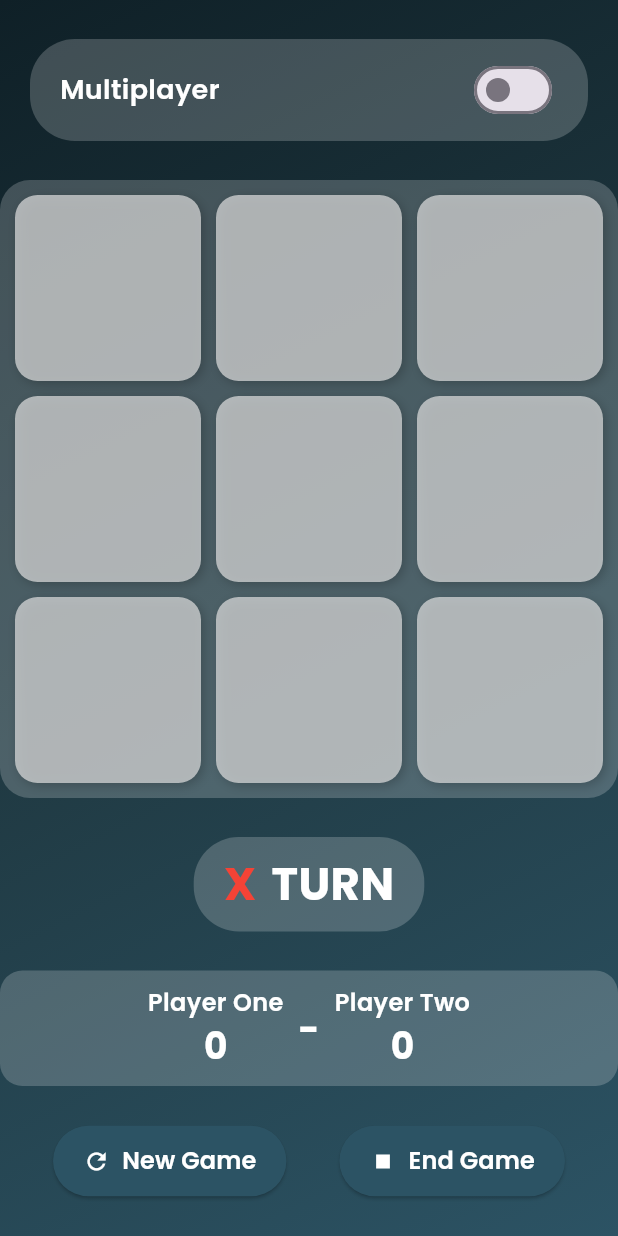
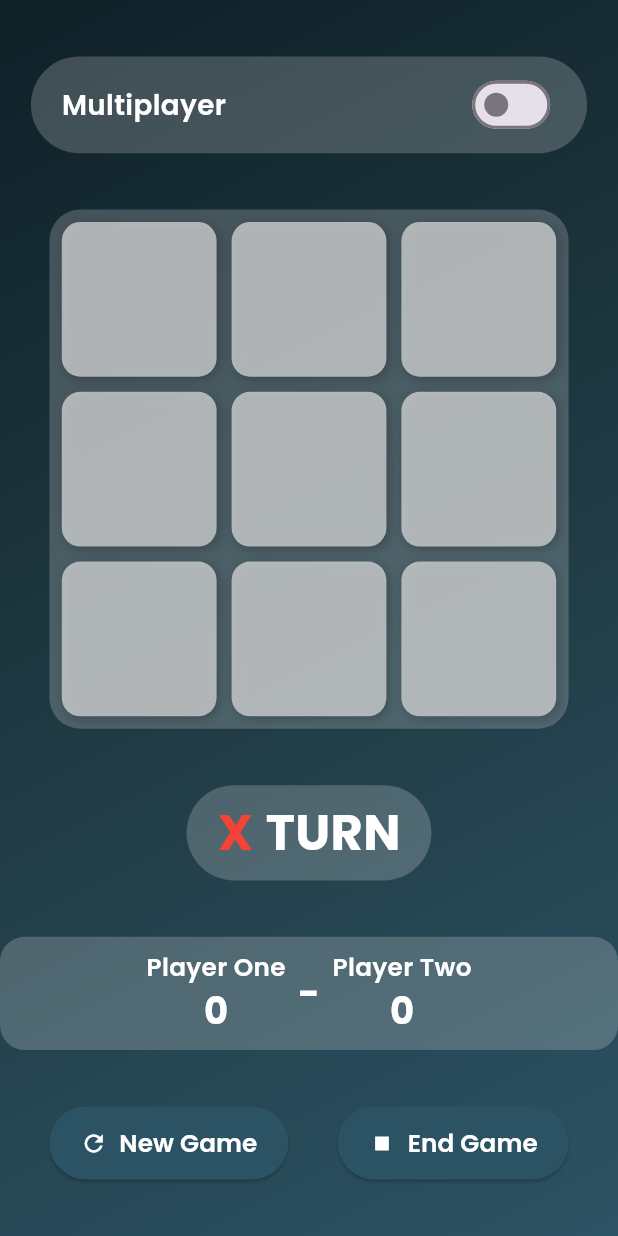
Before and after one commit to h0996g/tictactoeFir, a Flutter app: the Offline screen opened directly, on a phone screen of 412 x 824 dp. Run offline on Flutter 3.47's test engine with Material 3 defaults, Android fonts, the phone set to English and light mode, and no system bars; our stand-ins replace bloc, cloud_firestore, conditional_builder_null_safety, firebase_core, flutter_bloc, fluttertoast and 1 more; accounts and stored records are empty.

Commit message:
responsive fix

```diff
--- a/lib/offline/game.dart
+++ b/lib/offline/game.dart
@@ -1,4 +1,5 @@
 import 'package:flutter/material.dart';
+import 'package:flutter/widgets.dart';
 import 'package:flutter_bloc/flutter_bloc.dart';
 import 'package:google_fonts/google_fonts.dart';
 import 'package:tictactoefir/offline/cubit/logic_cubit.dart';
@@ -9,13 +10,23 @@ class Offline extends StatelessWidget {
 
   @override
   Widget build(BuildContext context) {
+    final Size screenSize = MediaQuery.of(context).size;
+    final double width = screenSize.width;
+    final double height = screenSize.height;
+
     return Scaffold(
-      body: Container(
+      body: LayoutBuilder(
+        builder: (BuildContext context, BoxConstraints constraints) {
+          return Container(
             decoration: const BoxDecoration(
               gradient: LinearGradient(
                 begin: Alignment.topLeft,
                 end: Alignment.bottomRight,
-            colors: [Color(0xFF0F2027), Color(0xFF203A43), Color(0xFF2C5364)],
+                colors: [
+                  Color(0xFF0F2027),
+                  Color(0xFF203A43),
+                  Color(0xFF2C5364)
+                ],
               ),
             ),
             child: SafeArea(
@@ -24,30 +35,50 @@ class Offline extends StatelessWidget {
                   // TODO: implement listener
                 },
                 builder: (context, state) {
-              return Column(
+                  return SingleChildScrollView(
+                    child: ConstrainedBox(
+                      constraints: BoxConstraints(
+                        minHeight: constraints.maxHeight -
+                            MediaQuery.of(context).padding.top,
+                      ),
+                      child: IntrinsicHeight(
+                        child: Column(
                           mainAxisAlignment: MainAxisAlignment.spaceEvenly,
                           children: [
-                  _buildMultiplayerToggle(context),
-                  _buildGameBoard(context),
-                  _buildTurnIndicator(context),
-                  _buildScoreBoard(context),
-                  _buildActionButtons(context),
+                            SizedBox(height: height * 0.02),
+                            _buildMultiplayerToggle(context, width, height),
+                            SizedBox(height: height * 0.02),
+                            _buildGameBoard(context, width),
+                            SizedBox(height: height * 0.02),
+                            _buildTurnIndicator(context, width),
+                            SizedBox(height: height * 0.02),
+                            _buildScoreBoard(context, width),
+                            SizedBox(height: height * 0.02),
+                            _buildActionButtons(context, width),
+                            SizedBox(height: height * 0.02),
                           ],
+                        ),
+                      ),
+                    ),
                   );
                 },
               ),
             ),
+          );
+        },
       ),
     );
   }
 
-  Widget _buildMultiplayerToggle(BuildContext context) {
+  Widget _buildMultiplayerToggle(
+      BuildContext context, double width, double height) {
     return Container(
-      margin: const EdgeInsets.symmetric(horizontal: 20),
-      padding: const EdgeInsets.symmetric(horizontal: 20, vertical: 10),
+      margin: EdgeInsets.symmetric(horizontal: width * 0.05),
+      padding: EdgeInsets.symmetric(
+          horizontal: width * 0.05, vertical: height * 0.01),
       decoration: BoxDecoration(
         color: Colors.white.withOpacity(0.2),
-        borderRadius: BorderRadius.circular(30),
+        borderRadius: BorderRadius.circular(width * 0.08),
       ),
       child: Row(
         mainAxisAlignment: MainAxisAlignment.spaceBetween,
@@ -56,7 +87,7 @@ class Offline extends StatelessWidget {
             'Multiplayer',
             style: GoogleFonts.poppins(
               color: Colors.white,
-              fontSize: 18,
+              fontSize: width * 0.045,
               fontWeight: FontWeight.w600,
             ),
           ),
@@ -73,13 +104,16 @@ class Offline extends StatelessWidget {
     );
   }
 
-  Widget _buildGameBoard(BuildContext context) {
+  Widget _buildGameBoard(BuildContext context, double width) {
     return Container(
-      padding: const EdgeInsets.all(10),
+      padding: EdgeInsets.all(width * 0.02),
       decoration: BoxDecoration(
         color: Colors.white.withOpacity(0.2),
-        borderRadius: BorderRadius.circular(20),
+        borderRadius: BorderRadius.circular(width * 0.05),
       ),
+      child: SizedBox(
+        width: width * 0.8,
+        height: width * 0.8,
         child: GridView.builder(
           shrinkWrap: true,
           physics: const NeverScrollableScrollPhysics(),
@@ -91,13 +125,14 @@ class Offline extends StatelessWidget {
           ),
           itemCount: 9,
           itemBuilder: (context, index) {
-          return _buildGameTile(context, index);
+            return _buildGameTile(context, index, width);
           },
+        ),
       ),
     );
   }
 
-  Widget _buildGameTile(BuildContext context, int index) {
+  Widget _buildGameTile(BuildContext context, int index, double width) {
     return GestureDetector(
       onTap: () {
         if (LogicCubit.get(context).listButton[index].enabled) {
@@ -109,7 +144,7 @@ class Offline extends StatelessWidget {
         duration: const Duration(milliseconds: 300),
         decoration: BoxDecoration(
           color: LogicCubit.get(context).listButton[index].clr.withOpacity(0.7),
-          borderRadius: BorderRadius.circular(15),
+          borderRadius: BorderRadius.circular(width * 0.03),
           boxShadow: [
             BoxShadow(
               color: Colors.black.withOpacity(0.2),
@@ -123,7 +158,7 @@ class Offline extends StatelessWidget {
             LogicCubit.get(context).listButton[index].str,
             style: GoogleFonts.poppins(
               color: Colors.white,
-              fontSize: 60.0,
+              fontSize: width * 0.15,
               fontWeight: FontWeight.bold,
             ),
           ),
@@ -132,12 +167,13 @@ class Offline extends StatelessWidget {
     );
   }
 
-  Widget _buildTurnIndicator(BuildContext context) {
+  Widget _buildTurnIndicator(BuildContext context, double width) {
     return Container(
-      padding: const EdgeInsets.symmetric(horizontal: 20, vertical: 10),
+      padding: EdgeInsets.symmetric(
+          horizontal: width * 0.05, vertical: width * 0.02),
       decoration: BoxDecoration(
         color: Colors.white.withOpacity(0.2),
-        borderRadius: BorderRadius.circular(30),
+        borderRadius: BorderRadius.circular(width * 0.08),
       ),
       child: Row(
         mainAxisSize: MainAxisSize.min,
@@ -146,16 +182,16 @@ class Offline extends StatelessWidget {
             LogicCubit.get(context).turn ? 'X' : 'O',
             style: GoogleFonts.poppins(
               color: LogicCubit.get(context).xomessage,
-              fontSize: 30,
+              fontSize: width * 0.08,
               fontWeight: FontWeight.bold,
             ),
           ),
-          const SizedBox(width: 10),
+          SizedBox(width: width * 0.02),
           Text(
             'TURN',
             style: GoogleFonts.poppins(
               color: Colors.white,
-              fontSize: 30,
+              fontSize: width * 0.08,
               fontWeight: FontWeight.bold,
             ),
           ),
@@ -164,42 +200,45 @@ class Offline extends StatelessWidget {
     );
   }
 
-  Widget _buildScoreBoard(BuildContext context) {
+  Widget _buildScoreBoard(BuildContext context, double width) {
     return Container(
-      padding: const EdgeInsets.symmetric(horizontal: 20, vertical: 10),
+      padding: EdgeInsets.symmetric(
+          horizontal: width * 0.05, vertical: width * 0.02),
       decoration: BoxDecoration(
         color: Colors.white.withOpacity(0.2),
-        borderRadius: BorderRadius.circular(15),
+        borderRadius: BorderRadius.circular(width * 0.04),
       ),
       child: Row(
         mainAxisAlignment: MainAxisAlignment.center,
         children: [
-          _buildPlayerScore('Player One', LogicCubit.get(context).xcount),
+          _buildPlayerScore(
+              'Player One', LogicCubit.get(context).xcount, width),
           Padding(
-            padding: const EdgeInsets.symmetric(horizontal: 10),
+            padding: EdgeInsets.symmetric(horizontal: width * 0.02),
             child: Text(
               '-',
               style: GoogleFonts.poppins(
                 color: Colors.white,
-                fontSize: 24,
+                fontSize: width * 0.06,
                 fontWeight: FontWeight.bold,
               ),
             ),
           ),
-          _buildPlayerScore('Player Two', LogicCubit.get(context).ocount),
+          _buildPlayerScore(
+              'Player Two', LogicCubit.get(context).ocount, width),
         ],
       ),
     );
   }
 
-  Widget _buildPlayerScore(String player, int score) {
+  Widget _buildPlayerScore(String player, int score, double width) {
     return Column(
       children: [
         Text(
           player,
           style: GoogleFonts.poppins(
             color: Colors.white,
-            fontSize: 16,
+            fontSize: width * 0.04,
             fontWeight: FontWeight.w600,
           ),
         ),
@@ -207,7 +246,7 @@ class Offline extends StatelessWidget {
           score.toString(),
           style: GoogleFonts.poppins(
             color: Colors.white,
-            fontSize: 24,
+            fontSize: width * 0.06,
             fontWeight: FontWeight.bold,
           ),
         ),
@@ -215,33 +254,26 @@ class Offline extends StatelessWidget {
     );
   }
 
-  Widget _buildActionButtons(BuildContext context) {
+  Widget _buildActionButtons(BuildContext context, double width) {
     return Row(
       mainAxisAlignment: MainAxisAlignment.spaceEvenly,
       children: [
-        _buildActionButton(
-          'New Game',
-          Icons.refresh,
-          () {
+        _buildActionButton('New Game', Icons.refresh, () {
           LogicCubit.get(context).xcountsave = LogicCubit.get(context).xcount;
           LogicCubit.get(context).ocountsave = LogicCubit.get(context).ocount;
           LogicCubit.get(context).reset();
           LogicCubit.get(context).xcount = LogicCubit.get(context).xcountsave;
           LogicCubit.get(context).ocount = LogicCubit.get(context).ocountsave;
-          },
-        ),
-        _buildActionButton(
-          'End Game',
-          Icons.stop,
-          () {
+        }, width),
+        _buildActionButton('End Game', Icons.stop, () {
           LogicCubit.get(context).reset();
-          },
-        ),
+        }, width),
       ],
     );
   }
 
-  Widget _buildActionButton(String text, IconData icon, VoidCallback onTap) {
+  Widget _buildActionButton(
+      String text, IconData icon, VoidCallback onTap, double width) {
     return ElevatedButton.icon(
       onPressed: onTap,
       icon: Icon(icon, color: Colors.white),
@@ -249,15 +281,16 @@ class Offline extends StatelessWidget {
         text,
         style: GoogleFonts.poppins(
           color: Colors.white,
-          fontSize: 16,
+          fontSize: width * 0.04,
           fontWeight: FontWeight.w600,
         ),
       ),
       style: ElevatedButton.styleFrom(
         backgroundColor: const Color(0xFF2C5364),
-        padding: const EdgeInsets.symmetric(horizontal: 20, vertical: 12),
+        padding: EdgeInsets.symmetric(
+            horizontal: width * 0.05, vertical: width * 0.03),
         shape: RoundedRectangleBorder(
-          borderRadius: BorderRadius.circular(30),
+          borderRadius: BorderRadius.circular(width * 0.08),
         ),
       ),
     );
@@ -270,16 +303,17 @@ class Offline extends StatelessWidget {
       showDialog(
         context: context,
         builder: (context) {
+          final double dialogWidth = MediaQuery.of(context).size.width;
           return AlertDialog(
             backgroundColor: Colors.white.withOpacity(0.9),
             shape: RoundedRectangleBorder(
-              borderRadius: BorderRadius.circular(20),
+              borderRadius: BorderRadius.circular(dialogWidth * 0.05),
             ),
             title: Text(
               'Game Over',
               style: GoogleFonts.poppins(
                 color: Colors.black87,
-                fontSize: 24,
+                fontSize: dialogWidth * 0.06,
                 fontWeight: FontWeight.bold,
               ),
               textAlign: TextAlign.center,
@@ -297,7 +331,7 @@ class Offline extends StatelessWidget {
                     : LogicCubit.get(context).tied
                         ? Colors.brown
                         : LogicCubit.get(context).xomessage,
-                fontSize: 20,
+                fontSize: dialogWidth * 0.05,
                 fontWeight: FontWeight.w600,
               ),
               textAlign: TextAlign.center,
@@ -307,7 +341,7 @@ class Offline extends StatelessWidget {
                 child: Text(
                   'Play Again',
                   style: GoogleFonts.poppins(
-                    fontSize: 18,
+                    fontSize: dialogWidth * 0.045,
                     color: Colors.teal,
                     fontWeight: FontWeight.bold,
                   ),
--- a/lib/online/choose.dart
+++ b/lib/online/choose.dart
@@ -1,4 +1,5 @@
 import 'package:flutter/material.dart';
+import 'package:flutter/widgets.dart';
 import 'package:tictactoefir/online/creeRoom.dart';
 import 'package:tictactoefir/online/joinRoom.dart';
 import 'package:tictactoefir/shared/components/components.dart';
--- a/lib/online/cubit/online_cubit.dart
+++ b/lib/online/cubit/online_cubit.dart
@@ -317,7 +317,8 @@ class OnlineCubit extends Cubit<OnlineState> {
       emit(P2WinState());
       return;
     }
-    emit(IsWinnerState());
+    // emit(IsWinnerState());
+    print('IsWinnerState()');
     return;
   }
 
@@ -353,7 +354,7 @@ class OnlineCubit extends Cubit<OnlineState> {
           .doc(id.toString())
           .update({'turn': !allcase!['turn']});
 
-      emit(P1PlayState());
+      // emit(P1PlayState());
     }
     await checkWinner('X');
     if (!iswinner) {
--- a/pubspec.yaml
+++ b/pubspec.yaml
@@ -43,6 +43,8 @@ dependencies:
   firebase_storage: ^11.0.16
   conditional_builder_null_safety: ^0.0.6
   google_fonts: ^4.0.0
+  uuid: ^4.5.0
+  url_launcher: ^6.3.0
 
 dev_dependencies:
   flutter_test:
```
Also changed, not shown: lib/about.dart (+8 -1 lines), lib/online/creeRoom.dart (+5 -4 lines), lib/online/online.dart (+87 -47 lines), lib/online/room.dart (+116 -116 lines), pubspec.lock, 5 other files. Lines whose indentation alone changed are shown as unchanged.
